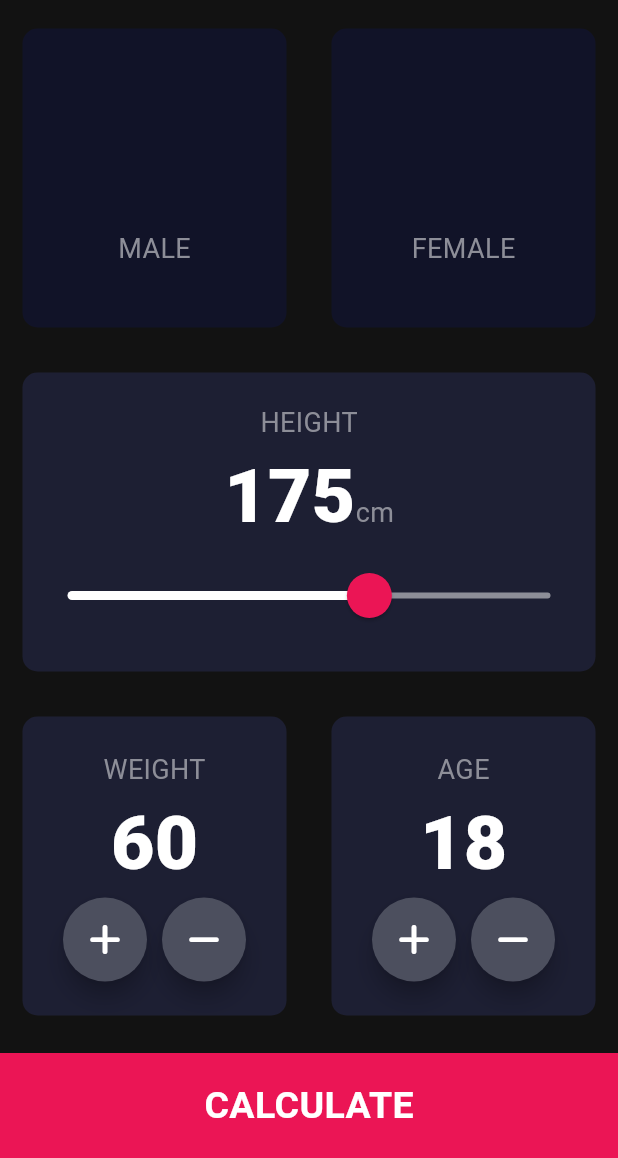
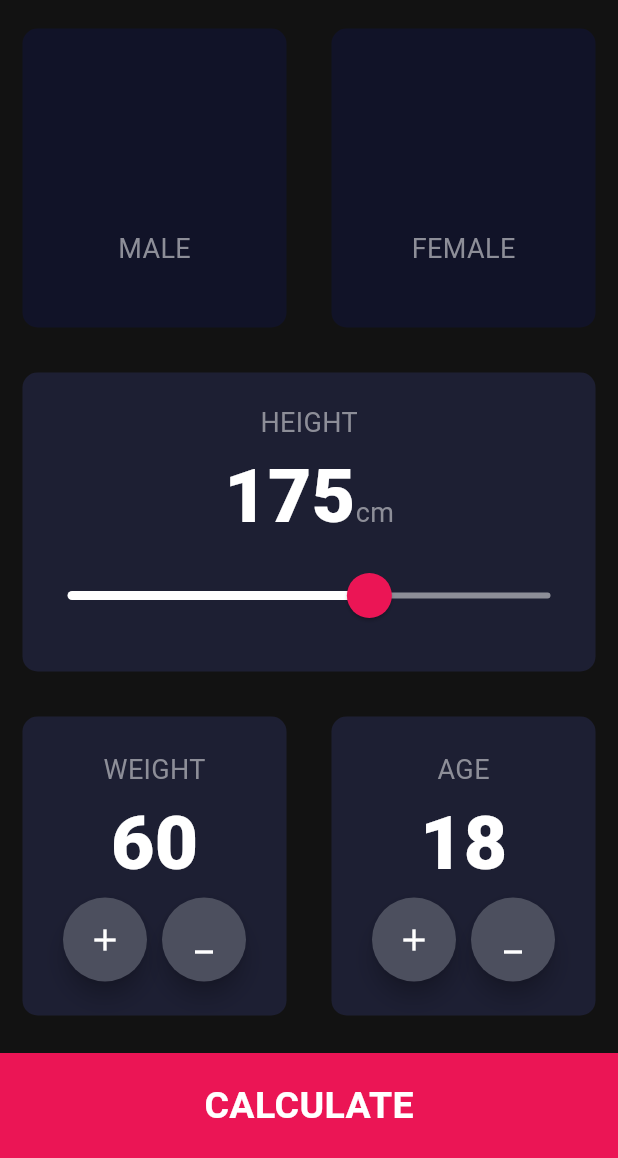
Before and after one commit to BIBINKB97/BMI-calculator-application, a Flutter app: the screen it shows after launch, on a phone screen of 412 x 824 dp, the part 78-1236 px from its top. Run offline on Flutter 3.47's test engine with Material 2 defaults, Android fonts, the phone set to English and light mode, and no system bars; our stand-ins replace font_awesome_flutter, get.

```diff
--- a/lib/view/home.dart
+++ b/lib/view/home.dart
@@ -53,7 +53,8 @@ class _HomePageState extends State<HomePage> {
                     cusColor: selectedGender == Gender.male
                         ? kActiveCardColor
                         : kInactiveCardColor,
-                    customCardChild: IconContent(FontAwesomeIcons.mars, label: 'MALE'),
+                    customCardChild:
+                        IconContent(FontAwesomeIcons.mars, label: 'MALE'),
                   ),
                 ),
                 Expanded(
@@ -66,7 +67,8 @@ class _HomePageState extends State<HomePage> {
                     cusColor: selectedGender == Gender.female
                         ? kActiveCardColor
                         : kInactiveCardColor,
-                    customCardChild: IconContent(FontAwesomeIcons.venus, label: 'FEMALE'),
+                    customCardChild:
+                        IconContent(FontAwesomeIcons.venus, label: 'FEMALE'),
                   ),
                 )
               ],
@@ -112,7 +114,6 @@ class _HomePageState extends State<HomePage> {
                       value: height.toDouble(),
                       min: 100.0,
                       max: 220.0,
-
                       onChanged: (double newValue) {
                         setState(() {
                           height = newValue.round(); // enable the slide
@@ -145,10 +146,12 @@ class _HomePageState extends State<HomePage> {
                           mainAxisAlignment: MainAxisAlignment.center,
                           children: [
                             CustomButton(
-                              icon: FontAwesomeIcons.plus,
+                              icon: Icons.add,
                               onPressed: () {
                                 setState(() {
+                                  if (weight > 200) {
                                     weight++;
+                                  }
                                 });
                               },
                             ),
@@ -156,10 +159,12 @@ class _HomePageState extends State<HomePage> {
                               width: 10.0,
                             ),
                             CustomButton(
-                              icon: FontAwesomeIcons.minus,
+                              icon: Icons.minimize,
                               onPressed: () {
                                 setState(() {
+                                  if (weight > 0) {
                                     weight--;
+                                  }
                                 });
                               },
                             ),
@@ -187,10 +192,12 @@ class _HomePageState extends State<HomePage> {
                           mainAxisAlignment: MainAxisAlignment.center,
                           children: [
                             CustomButton(
-                              icon: FontAwesomeIcons.plus,
+                              icon: Icons.add,
                               onPressed: () {
                                 setState(() {
+                                  if (age < 100) {
                                     age++;
+                                  }
                                 });
                               },
                             ),
@@ -198,10 +205,12 @@ class _HomePageState extends State<HomePage> {
                               width: 10.0,
                             ),
                             CustomButton(
-                              icon: FontAwesomeIcons.minus,
+                              icon: Icons.minimize,
                               onPressed: () {
                                 setState(() {
+                                  if (age > 0) {
                                     age--;
+                                  }
                                 });
                               },
                             ),
@@ -214,13 +223,20 @@ class _HomePageState extends State<HomePage> {
               ],
             ),
           ),
-          SubmitButton(buttonTitle: 'CALCULATE',onTap: (){
+          SubmitButton(
+            buttonTitle: 'CALCULATE',
+            onTap: () {
               Calculator calc = Calculator(height: height, weight: weight);
-            Navigator.push(context, MaterialPageRoute(builder: (context) => ResultsPage(
+              Navigator.push(
+                  context,
+                  MaterialPageRoute(
+                      builder: (context) => ResultsPage(
                             bmiResult: calc.calculateBMI().toString(),
                             resultText: calc.getResult(),
-              interpretation: calc.getInterpretation(),)));
-          },),
+                            interpretation: calc.getInterpretation(),
+                          )));
+            },
+          ),
         ],
       ),
     );
```
Lines whose indentation alone changed are shown as unchanged.
